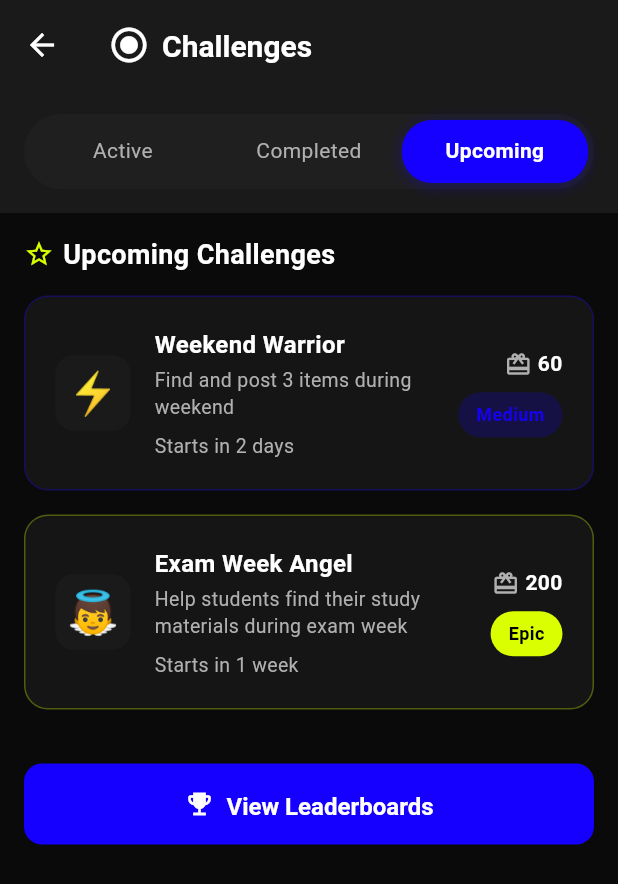
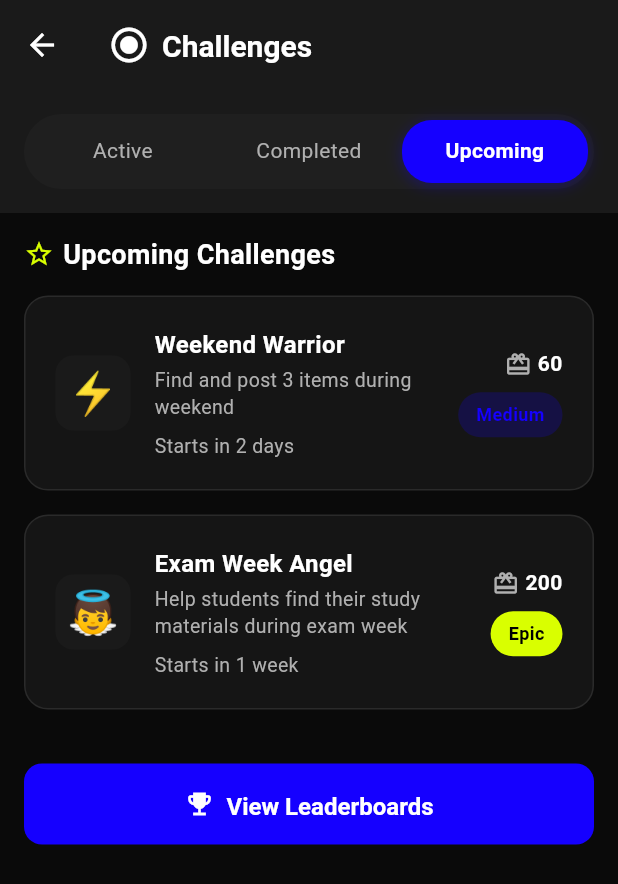
Before and after one commit to meagenotmage/iBalik, a Flutter app: the ChallengesPage screen opened directly, after a tap on "Completed", after a tap on "Upcoming", on a phone screen of 412 x 824 dp. Shown: the top 884 px of the screen. Run offline on Flutter 3.47's test engine with Material 3 defaults, Android fonts, the phone set to English and light mode, and no system bars; our stand-ins replace cloud_firestore, firebase_auth, firebase_core, image_picker, permission_handler, shared_preferences; missing offline and left inert: cloudinary_public; accounts and stored records are empty; Roboto replaces fonts that are missing (SF Pro Display).

Commit message:
style: update border color in UpcomingChallengeCard for consistency

```diff
--- a/lib/screens/game/challenges_page.dart
+++ b/lib/screens/game/challenges_page.dart
@@ -897,7 +897,6 @@ class _ChallengesPageState extends State<ChallengesPage> with SingleTickerProvid
   }
 
   Widget _buildUpcomingChallengeCard(Map<String, dynamic> challenge) {
-    final borderColor = _getDifficultyBorderColor(challenge['difficulty']);
     return Container(
       margin: const EdgeInsets.only(bottom: 16),
       padding: const EdgeInsets.all(20),
@@ -905,7 +904,7 @@ class _ChallengesPageState extends State<ChallengesPage> with SingleTickerProvid
         color: AppColors.darkCard.withOpacity(0.5),
         borderRadius: BorderRadius.circular(AppRadius.lg),
         border: Border.all(
-          color: borderColor.withOpacity(0.3),
+          color: AppColors.darkBorder,
           width: 1,
         ),
       ),
```
